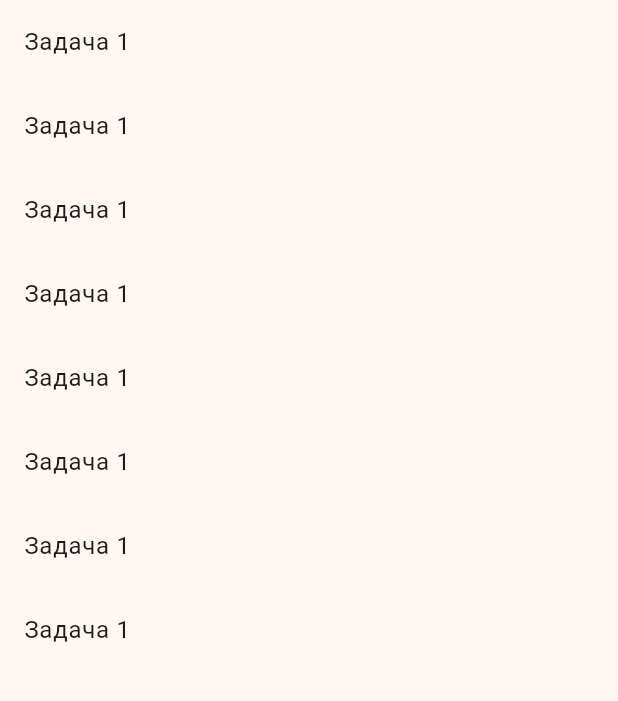
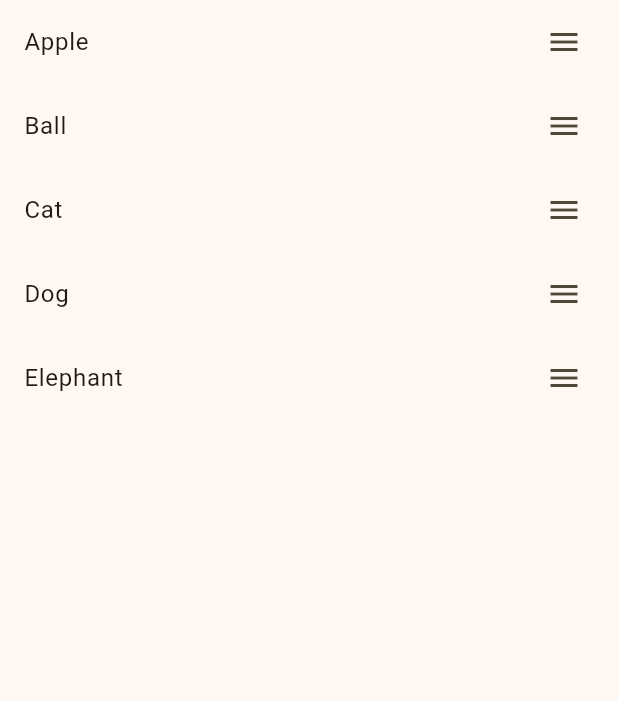
Before and after one commit to Tiremir/My-To-Do-List, a Flutter app: the screen it shows after launch, on a phone screen of 412 x 824 dp, the part 84-785 px from its top. Run offline on Flutter 3.47's test engine with Material 3 defaults, Android fonts, the phone set to English and light mode, and no system bars.

Commit message:
Add new list

```diff
--- a/lib/main.dart
+++ b/lib/main.dart
@@ -21,8 +21,16 @@ class MainApp extends StatelessWidget {
   }
 }
 
-class MyHomePage extends StatelessWidget {
+class MyHomePage extends StatefulWidget {
   const MyHomePage({super.key});
+
+  @override
+  State<MyHomePage> createState() => _MyHomePageState();
+}
+
+class _MyHomePageState extends State<MyHomePage> {
+
+  List<String> _list = ["Apple", "Ball", "Cat", "Dog", "Elephant"];
 
   @override
   Widget build(BuildContext context) {
@@ -35,46 +43,44 @@ class MyHomePage extends StatelessWidget {
         child: ListView(
           children: const [
             ListTile(
-              title: Text('Задача 1'),
+              title: Text('Элемент'),
             ),
             ListTile(
-              title: Text('Задача 1'),
+              title: Text('Элемент'),
             ),
             ListTile(
-              title: Text('Задача 1'),
+              title: Text('Элемент'),
             ),
           ],
         )
       ),
       body: Center(
-        child: ListView(
-          children: const [
-            ListTile(
-              title: Text('Задача 1'),
-            ),
-            ListTile(
-              title: Text('Задача 1'),
-            ),
-            ListTile(
-              title: Text('Задача 1'),
-            ),
-            ListTile(
-              title: Text('Задача 1'),
-            ),
-            ListTile(
-              title: Text('Задача 1'),
-            ),
-            ListTile(
-              title: Text('Задача 1'),
-            ),
-            ListTile(
-              title: Text('Задача 1'),
-            ),
-            ListTile(
-              title: Text('Задача 1'),
-            ),
-          ],
-        )
+        child: ReorderableListView(
+        children: _list.map((item) => ListTile(key: Key("${item}"), title: Text("${item}"), trailing: Icon(Icons.menu),)).toList(),
+        onReorder: (int start, int current) {
+          // dragging from top to bottom
+          if (start < current) {
+            int end = current - 1;
+            String startItem = _list[start];
+            int i = 0;
+            int local = start;
+            do {
+              _list[local] = _list[++local];
+              i++;
+            } while (i < end - start);
+            _list[end] = startItem;
+          }
+          // dragging from bottom to top
+          else if (start > current) {
+            String startItem = _list[start];
+            for (int i = start; i > current; i--) {
+              _list[i] = _list[i - 1];
+            }
+            _list[current] = startItem;
+          }
+          setState(() {});
+        },
+        ),
       ),
     );
   }
```
Also changed, not shown: 4 other files.
